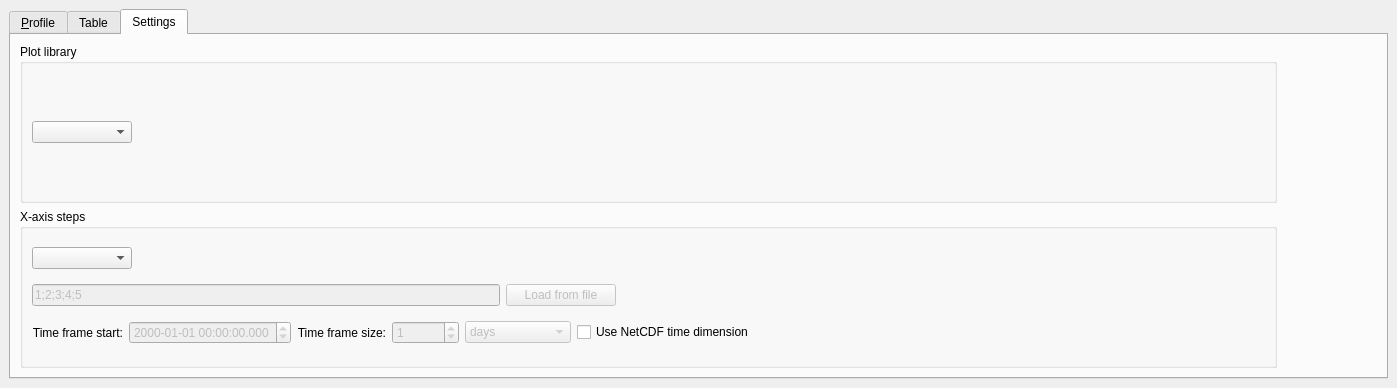
Qt form ui/profiletool.ui (DHI-GRAS/qgis-temporal-profile) before a commit.
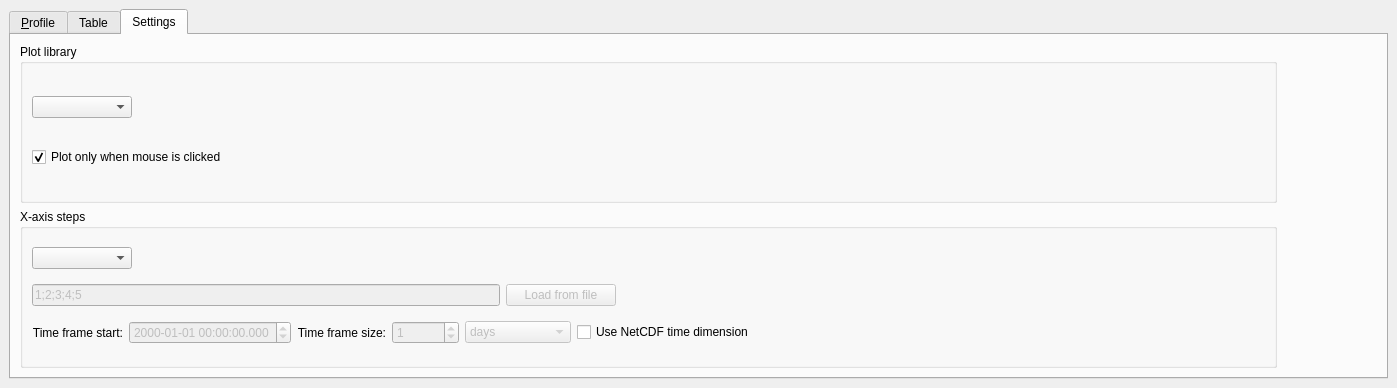
The same form after that commit. The open tabs and pages were chosen to show the change.

Commit message: Add functionality to plot point profiles without clicking.

Patch:
```diff
--- a/ui/profiletool.ui
+++ b/ui/profiletool.ui
@@ -422,6 +422,16 @@
              </item>
             </layout>
            </item>
+           <item>
+            <widget class="QCheckBox" name="cbPlotWhenClick">
+             <property name="text">
+              <string>Plot only when mouse is clicked</string>
+             </property>
+             <property name="checked">
+              <bool>true</bool>
+             </property>
+            </widget>
+           </item>
           </layout>
          </widget>
         </item>
```
The commit also changes 1 other file.
